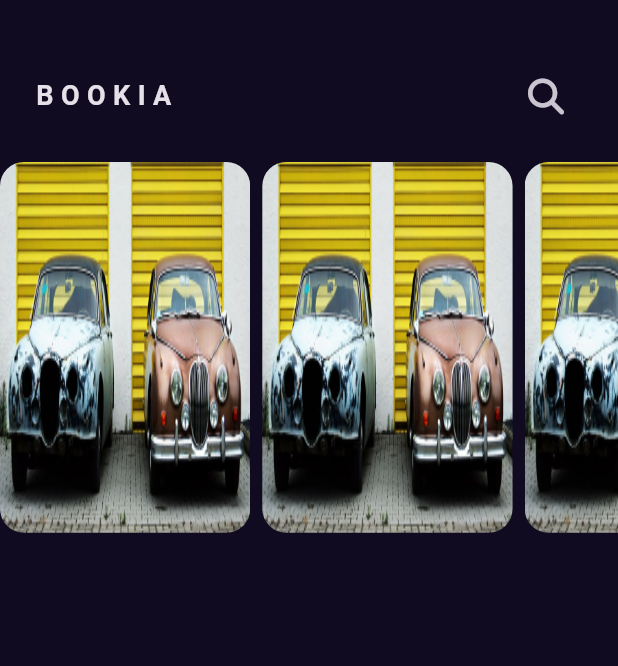
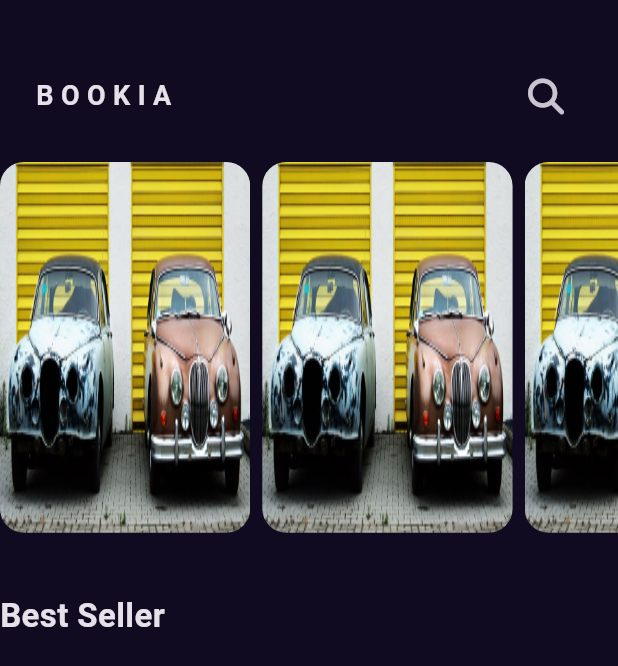
Before and after one commit to muhammad-mustafa1/BOOKIA, a Flutter app: the screen it shows after launch, on a phone screen of 412 x 824 dp. Shown: the top 666 px of the screen. Run offline on Flutter 3.47's test engine with Material 3 defaults, Android fonts, the phone set to English and light mode, and no system bars; our stand-ins replace font_awesome_flutter, get.

Commit message:
create style file and add title to home view

```diff
--- /dev/null
+++ b/lib/Core/Utils/styles.dart
@@ -0,0 +1,8 @@
+import 'package:flutter/material.dart';
+
+abstract class Styles {
+  static const titleMedium = TextStyle(
+    fontSize: 22,
+    fontWeight: FontWeight.w600,
+  );
+}
--- a/lib/Features/home/presentation/views/widgets/Featured_list_view.dart
+++ b/lib/Features/home/presentation/views/widgets/featured_books_list_view.dart
@@ -1,4 +1,4 @@
-import 'package:bookia/Features/home/presentation/views/widgets/custom_list_view_item.dart';
+import 'package:bookia/Features/home/presentation/views/widgets/featured_list_view_item.dart';
 import 'package:flutter/material.dart';
 
 class FeaturedBooksListView extends StatelessWidget {
@@ -14,7 +14,7 @@ class FeaturedBooksListView extends StatelessWidget {
         scrollDirection: Axis.horizontal,
         itemCount: 10,
         separatorBuilder: (context, index) => const SizedBox(width: 8),
-        itemBuilder: (context, index) => const CustomListViewItem(),
+        itemBuilder: (context, index) => const FeaturedListViewItem(),
       ),
     );
   }
--- a/lib/Features/home/presentation/views/widgets/custom_list_view_item.dart
+++ b/lib/Features/home/presentation/views/widgets/featured_list_view_item.dart
@@ -1,8 +1,8 @@
 import 'package:bookia/Core/assets.dart';
 import 'package:flutter/material.dart';
 
-class CustomListViewItem extends StatelessWidget {
-  const CustomListViewItem({
+class FeaturedListViewItem extends StatelessWidget {
+  const FeaturedListViewItem({
     super.key,
   });
 
--- a/lib/Features/home/presentation/views/widgets/home_view_body.dart
+++ b/lib/Features/home/presentation/views/widgets/home_view_body.dart
@@ -1,9 +1,7 @@
-import 'package:bookia/Features/home/presentation/views/widgets/Featured_list_view.dart';
+import 'package:bookia/Core/Utils/styles.dart';
 import 'package:bookia/Features/home/presentation/views/widgets/custom_app_bar.dart';
-import 'package:bookia/Features/home/presentation/views/widgets/custom_list_view_item.dart';
-import 'package:flutter/cupertino.dart';
+import 'package:bookia/Features/home/presentation/views/widgets/featured_books_list_view.dart';
 import 'package:flutter/material.dart';
-import 'package:flutter/widgets.dart';
 
 class HomeViewBody extends StatelessWidget {
   const HomeViewBody({super.key});
@@ -11,7 +9,16 @@ class HomeViewBody extends StatelessWidget {
   @override
   Widget build(BuildContext context) {
     return const Column(
-      children: [CustomAppBar(), FeaturedBooksListView()],
+      crossAxisAlignment: CrossAxisAlignment.start,
+      children: [
+        CustomAppBar(),
+        FeaturedBooksListView(),
+        SizedBox(height: 40),
+        Text(
+          'Best Seller',
+          style: Styles.titleMedium,
+        )
+      ],
     );
   }
 }
```
